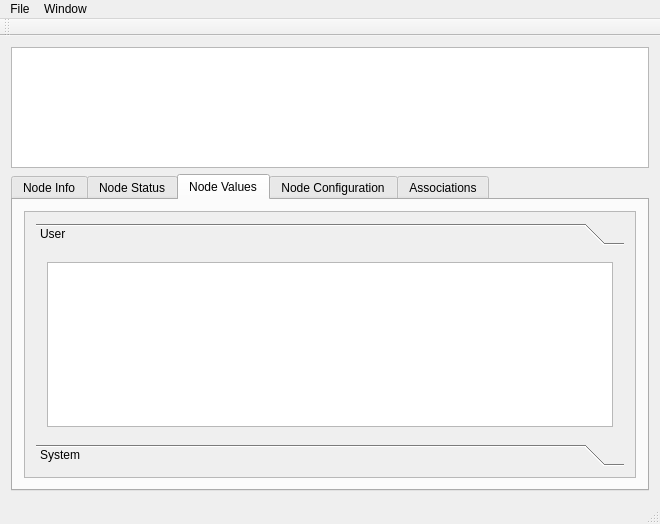
Before: the Qt Designer form ozwadmin-main/mainwindow.ui in OpenZWave/ozw-admin, drawn with Qt 5.
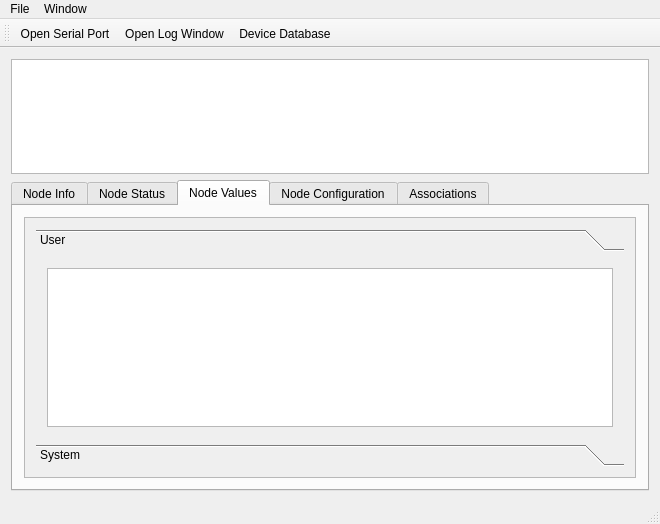
After: the same form once the commit is applied.

```diff
--- a/ozwadmin-main/mainwindow.ui
+++ b/ozwadmin-main/mainwindow.ui
@@ -610,8 +610,8 @@
             <rect>
              <x>0</x>
              <y>0</y>
-             <width>618</width>
-             <height>303</height>
+             <width>588</width>
+             <height>276</height>
             </rect>
            </property>
            <layout class="QVBoxLayout" name="verticalLayout_12">
@@ -625,8 +625,8 @@
                 <rect>
                  <x>0</x>
                  <y>0</y>
-                 <width>600</width>
-                 <height>217</height>
+                 <width>564</width>
+                 <height>184</height>
                 </rect>
                </property>
                <attribute name="label">
@@ -790,6 +790,9 @@
    <attribute name="toolBarBreak">
     <bool>false</bool>
    </attribute>
+   <addaction name="actionOpen_Serial_Port"/>
+   <addaction name="actionOpen_Log_Window"/>
+   <addaction name="actionDevice_Database"/>
   </widget>
   <widget class="QStatusBar" name="statusBar"/>
   <action name="actionOpen_Serial_Port">
```
Left out of the diff: 22 changed lines with no effect on the pictures.
